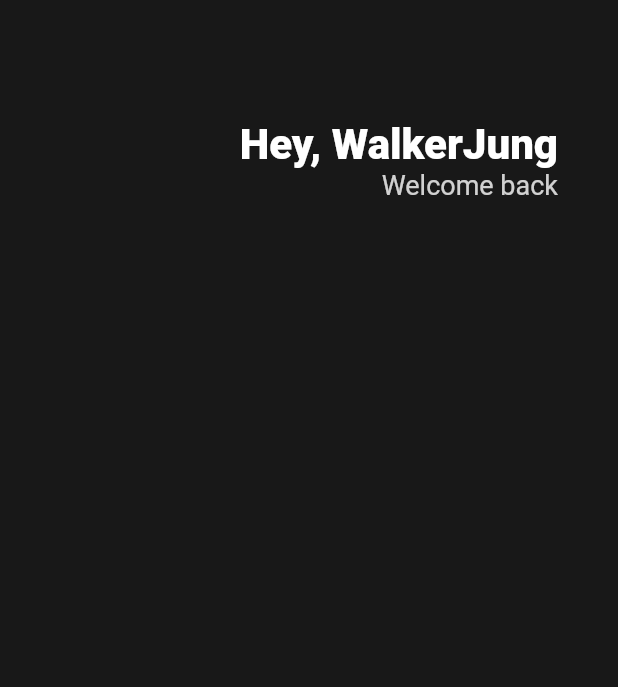
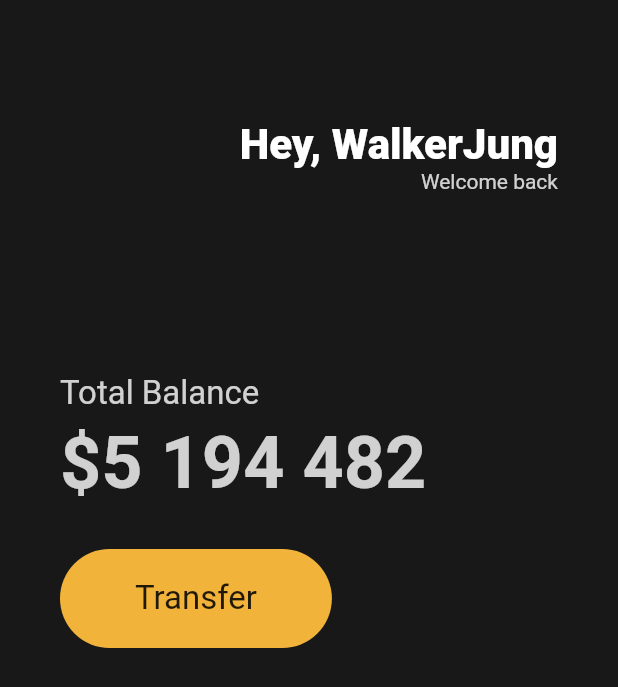
Before and after one commit to walkerJung/start-dart, a Flutter app: the screen it shows after launch, on a phone screen of 412 x 824 dp. Shown: the top 687 px of the screen. Run offline on Flutter 3.47's test engine with Material 2 defaults, Android fonts, the phone set to English and light mode, and no system bars.

Commit message:
feat: UI Buttons Section

```diff
--- a/toonflix/lib/main.dart
+++ b/toonflix/lib/main.dart
@@ -13,6 +13,7 @@
         body: Padding(
           padding: EdgeInsets.symmetric(horizontal: 40),
           child: Column(
+            crossAxisAlignment: CrossAxisAlignment.start,
             children: [
               SizedBox(
                 height: 80,
@@ -33,12 +34,53 @@
                       Text(
                         'Welcome back',
                         style: TextStyle(
-                            color: Colors.white.withOpacity(0.8), fontSize: 18),
+                          color: Colors.white.withOpacity(0.8),
+                        ),
                       ),
                     ],
                   )
                 ],
               ),
+              SizedBox(
+                height: 120,
+              ),
+              Text(
+                'Total Balance',
+                style: TextStyle(
+                  color: Colors.white.withOpacity(0.8),
+                  fontSize: 22,
+                ),
+              ),
+              SizedBox(
+                height: 5,
+              ),
+              Text(
+                '\$5 194 482',
+                style: TextStyle(
+                    color: Colors.white.withOpacity(0.8),
+                    fontSize: 48,
+                    fontWeight: FontWeight.w600),
+              ),
+              SizedBox(
+                height: 30,
+              ),
+              Row(
+                children: [
+                  Container(
+                    decoration: BoxDecoration(
+                      color: Color(0xFFF2B33A),
+                      borderRadius: BorderRadius.circular(45),
+                    ),
+                    child: Padding(
+                        padding:
+                            EdgeInsets.symmetric(vertical: 20, horizontal: 50),
+                        child: Text(
+                          'Transfer',
+                          style: TextStyle(fontSize: 22),
+                        )),
+                  )
+                ],
+              )
             ],
           ),
         ),
```
